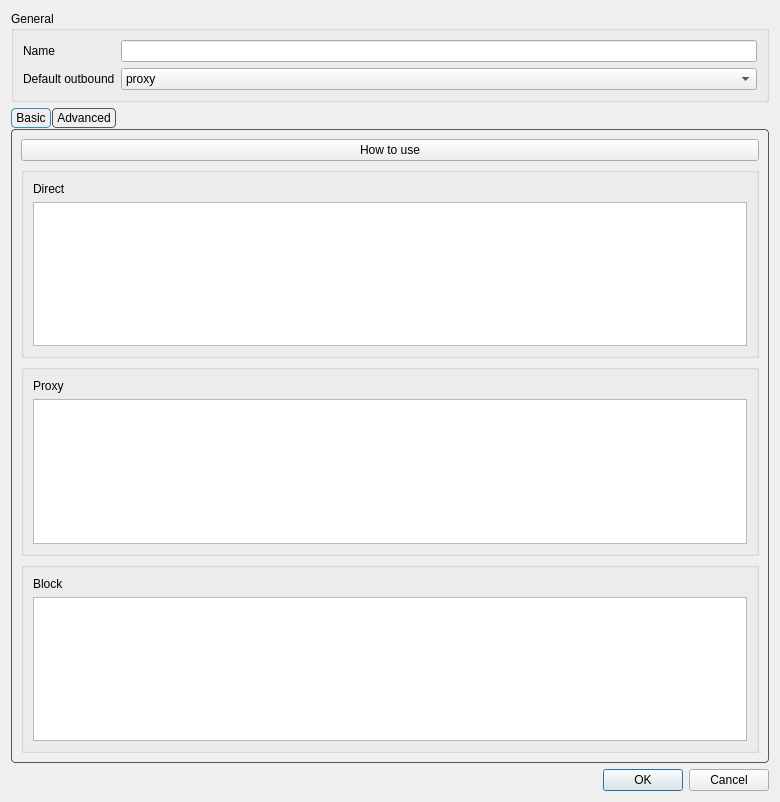
First picture: the form in include/ui/setting/RouteItem.ui, repository Yulinanami/ethernet-tun-test, before the edit.
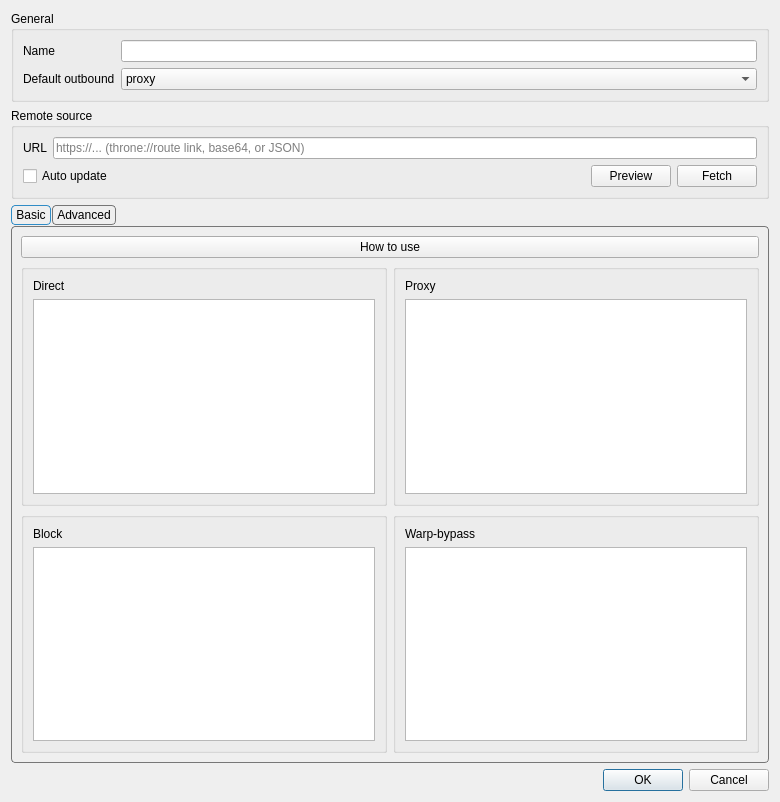
Second picture: the form after the edit.

Commit message: fix settings height and before

What changed in the file:
```diff
--- a/include/ui/setting/RouteItem.ui
+++ b/include/ui/setting/RouteItem.ui
@@ -54,12 +54,86 @@
      </layout>
     </widget>
    </item>
+   <item>
+    <widget class="QGroupBox" name="remoteBox">
+     <property name="title">
+      <string>Remote source</string>
+     </property>
+     <layout class="QVBoxLayout" name="remoteBoxLayout">
+      <item>
+       <layout class="QHBoxLayout" name="remoteUrlRow">
+        <item>
+         <widget class="QLabel" name="remoteUrlLabel">
+          <property name="text">
+           <string>URL</string>
+          </property>
+         </widget>
+        </item>
+        <item>
+         <widget class="QLineEdit" name="remoteUrlEdit">
+          <property name="placeholderText">
+           <string>https://... (throne://route link, base64, or JSON)</string>
+          </property>
+         </widget>
+        </item>
+       </layout>
+      </item>
+      <item>
+       <layout class="QHBoxLayout" name="remoteActionRow">
+        <item>
+         <widget class="QCheckBox" name="autoUpdateCheck">
+          <property name="toolTip">
+           <string>Re-fetch this profile from the URL when subscriptions auto-update.&#10;Your local edits are overwritten on each update.</string>
+          </property>
+          <property name="text">
+           <string>Auto update</string>
+          </property>
+         </widget>
+        </item>
+        <item>
+         <spacer name="remoteActionSpacer">
+          <property name="orientation">
+           <enum>Qt::Orientation::Horizontal</enum>
+          </property>
+          <property name="sizeHint" stdset="0">
+           <size>
+            <width>40</width>
+            <height>20</height>
+           </size>
+          </property>
+         </spacer>
+        </item>
+        <item>
+         <widget class="QPushButton" name="remotePreviewBtn">
+          <property name="toolTip">
+           <string>Fetch the URL and show the routing profile without changing the current rules.</string>
+          </property>
+          <property name="text">
+           <string>Preview</string>
+          </property>
+         </widget>
+        </item>
+        <item>
+         <widget class="QPushButton" name="remoteFetchBtn">
+          <property name="toolTip">
+           <string>Fetch the URL and replace the current rules with the fetched ones.</string>
+          </property>
+          <property name="text">
+           <string>Fetch</string>
+          </property>
+         </widget>
+        </item>
+       </layout>
+      </item>
+     </layout>
+    </widget>
+   </item>
    <item>
     <widget class="QTabWidget" name="tabWidget">
      <property name="styleSheet">
       <string notr="true">QTabWidget::pane {
     margin-top: 1px;
-    border: 1px solid #555555;
+    border: 1px solid #777777;
     border-radius: 4px;
 }
 
@@ -69,7 +143,7 @@
 }
 
 QTabBar::tab {
-    border: 1px solid #555555;
+    border: 1px solid #777777;
     border-radius: 4px;
 
     padding: 2px 4px;
@@ -81,7 +155,7 @@
 }
 
 QTabBar::tab:!selected {
-    border: 1px solid #555555;
+    border: 1px solid #777777;
 }
 
 QTabBar::tab:hover:!selected {
@@ -104,6 +178,8 @@
         </widget>
        </item>
        <item>
+        <layout class="QGridLayout" name="simpleGrid">
+         <item row="0" column="0">
         <widget class="QGroupBox" name="simple_direct_box">
          <layout class="QVBoxLayout" name="verticalLayout_6">
           <item>
@@ -119,7 +195,7 @@
          </layout>
         </widget>
        </item>
-       <item>
+         <item row="0" column="1">
         <widget class="QGroupBox" name="simple_proxy_box">
          <layout class="QVBoxLayout" name="verticalLayout_7">
           <item>
@@ -135,7 +211,7 @@
          </layout>
         </widget>
        </item>
-       <item>
+         <item row="1" column="0">
         <widget class="QGroupBox" name="simple_block_box">
          <layout class="QVBoxLayout" name="verticalLayout_8">
           <item>
@@ -151,6 +227,24 @@
          </layout>
         </widget>
        </item>
+         <item row="1" column="1">
+          <widget class="QGroupBox" name="simple_warpbypass_box">
+           <layout class="QVBoxLayout" name="verticalLayout_10">
+            <item>
+             <widget class="QLabel" name="label_4">
+              <property name="text">
+               <string>Warp-bypass</string>
+              </property>
+             </widget>
+            </item>
+            <item>
+             <widget class="QTextEdit" name="simple_warpbypass"/>
+            </item>
+           </layout>
+          </widget>
+         </item>
+        </layout>
+       </item>
       </layout>
      </widget>
      <widget class="QWidget" name="tab">
```
Left out of the diff: 33 changed lines with no effect on the pictures. Lines whose indentation alone changed are shown as unchanged. The commit also changes 116 other files.
